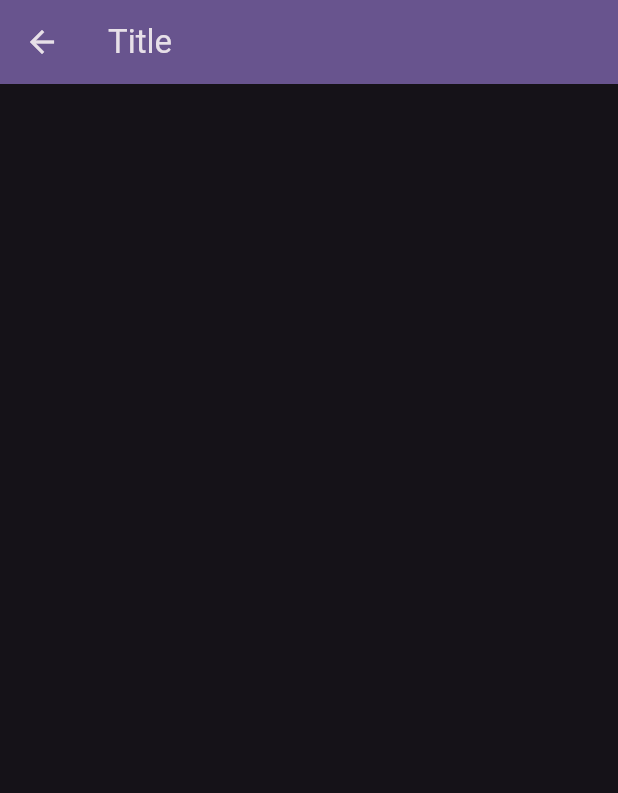
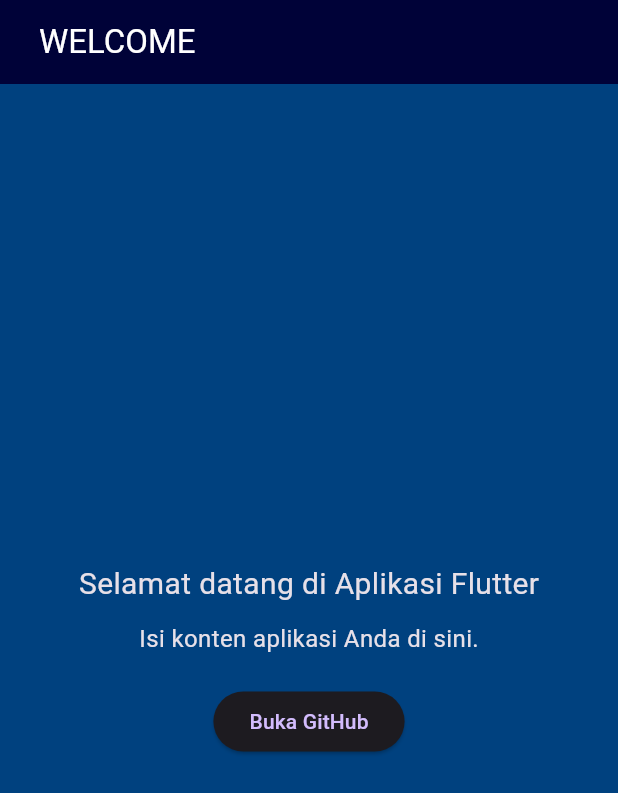
Before and after one commit to Amelia06-anf/ameliandini_prefb, a Flutter app: the HomeScreen screen opened directly, on a phone screen of 412 x 824 dp. Shown: the top 793 px of the screen. Run offline on Flutter 3.47's test engine with Material 3 defaults, Android fonts, the phone set to English and light mode, and no system bars; our stand-ins replace cloud_firestore, firebase_core; accounts and stored records are empty.

Commit message:
git action

```diff
--- a/lib/app.dart
+++ b/lib/app.dart
@@ -17,6 +17,6 @@ class MyApp extends StatelessWidget {
           ),
           useMaterial3: true,
         ),
-        home: const FirestoreX());
+        home: const HomeScreen());
   }
 }
--- a/lib/home.dart
+++ b/lib/home.dart
@@ -1,4 +1,5 @@
 import 'package:flutter/material.dart';
+import 'package:url_launcher/url_launcher.dart';
 
 class HomeScreen extends StatelessWidget {
   const HomeScreen({super.key});
@@ -7,10 +8,48 @@ class HomeScreen extends StatelessWidget {
   Widget build(BuildContext context) {
     return Scaffold(
       appBar: AppBar(
-        title: const Text('Title'),
-        backgroundColor: Theme.of(context).colorScheme.inversePrimary,
+        backgroundColor: Color.fromARGB(255, 0, 2, 56),
+        title: const Row(
+          children: [
+            SizedBox(width: 10),
+            Text('WELCOME', style: TextStyle(color: Colors.white)),
+          ],
+        ),
       ),
-      body: Container(),
+      backgroundColor: Color.fromARGB(255, 0, 65, 127),
+      body: Center(
+        child: Column(
+          mainAxisAlignment: MainAxisAlignment.center,
+          children: <Widget>[
+            const Text(
+              'Selamat datang di Aplikasi Flutter',
+              style: TextStyle(fontSize: 20),
+            ),
+            const SizedBox(height: 10),
+            const Text(
+              'Isi konten aplikasi Anda di sini.',
+              style: TextStyle(fontSize: 16),
+            ),
+            const SizedBox(height: 20),
+            ElevatedButton(
+              onPressed: () {
+                _launchURL("https://github.com/Amelia06-anf/ameliandini_prefb");
+              },
+              child: const Text('Buka GitHub'),
+            ),
+          ],
+        ),
+      ),
     );
   }
+
+  void _launchURL(String url) async {
+    // ignore: deprecated_member_use
+    if (await canLaunch(url)) {
+      // ignore: deprecated_member_use
+      await launch(url);
+    } else {
+      throw 'Could not launch $url';
+    }
+  }
 }
--- a/pubspec.yaml
+++ b/pubspec.yaml
@@ -11,6 +11,8 @@ environment:
 dependencies:
   flutter:
     sdk: flutter
+  #  hexcolor: ^2.0.5
+  url_launcher: ^6.0.9
 
   firebase_core: ^2.24.2
   cloud_firestore: ^4.14.0
```
Also changed, not shown: firebase.json, pubspec.lock, 8 other files.
